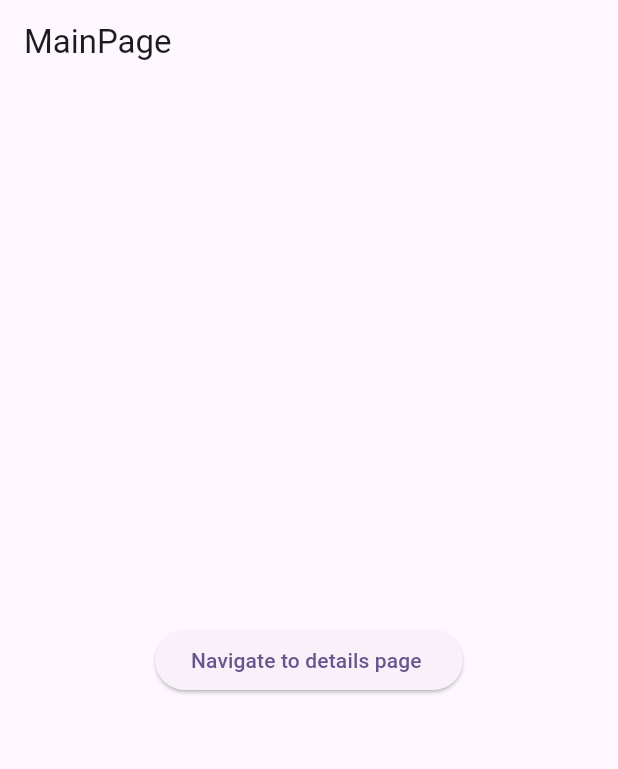
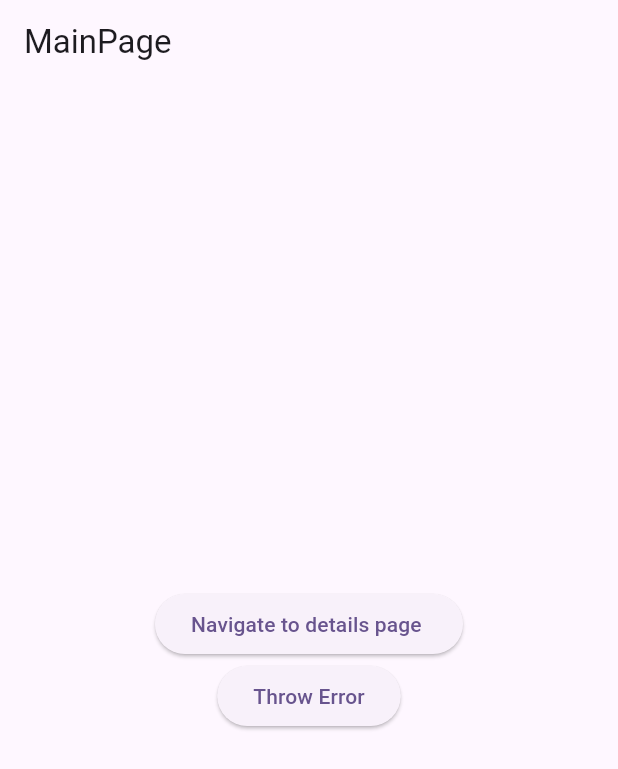
Before and after one commit to SaturnoMark/firebase-analytics, a Flutter app: the screen it shows after launch, on a phone screen of 412 x 824 dp. Shown: the top 769 px of the screen. Run offline on Flutter 3.47's test engine with Material 3 defaults, Android fonts, the light colour scheme and no system bars; our stand-ins replace firebase_analytics, firebase_core, firebase_crashlytics, get_it, go_router; accounts and stored records are empty.

Commit message:
Implement google crashlytics

```diff
--- a/lib/features/main_page.dart
+++ b/lib/features/main_page.dart
@@ -29,6 +29,10 @@ class _MainPageState extends State<MainPage> {
               child: const Text('Navigate to details page '),
             ),
           ),
+          ElevatedButton(
+            onPressed: () => throw Exception(),
+            child: const Text('Throw Error'),
+          ),
         ],
       ),
     );
--- a/lib/main.dart
+++ b/lib/main.dart
@@ -1,4 +1,6 @@
 import 'package:firebase_core/firebase_core.dart';
+import 'package:firebase_crashlytics/firebase_crashlytics.dart';
+import 'package:flutter/foundation.dart';
 import 'package:flutter/material.dart';
 import 'package:flutter_analytics/apis/analytics_service.dart';
 import 'package:flutter_analytics/utils/router.dart';
@@ -14,6 +16,15 @@ Future main() async {
   await Firebase.initializeApp(options: DefaultFirebaseOptions.currentPlatform);
 
   getIt.registerLazySingleton(() => AnalyticsService());
+
+  // Pass all uncaught "fatal" errors from the framework to Crashlytics
+  FlutterError.onError = FirebaseCrashlytics.instance.recordFlutterFatalError;
+
+  // Pass all uncaught asynchronous errors that aren't handled by the Flutter framework to Crashlytics
+  PlatformDispatcher.instance.onError = (error, stack) {
+    FirebaseCrashlytics.instance.recordError(error, stack, fatal: true);
+    return true;
+  };
 
   runApp(const MyApp());
 }
--- a/pubspec.yaml
+++ b/pubspec.yaml
@@ -13,6 +13,8 @@ dependencies:
     sdk: flutter
 
   firebase_analytics: ^10.7.2
+
+  firebase_crashlytics: ^3.4.8
 
   firebase_core: ^2.24.0
 
```
Also changed, not shown: lib/features/details_page.dart (+10 -2 lines), pubspec.lock, 1 other file.
